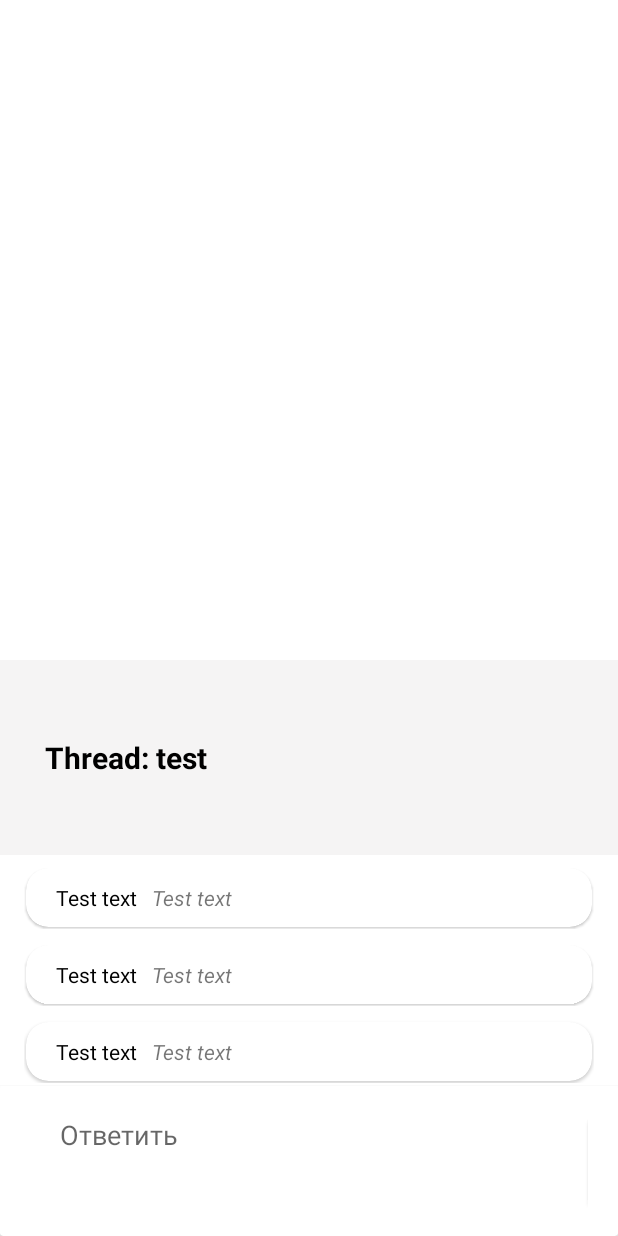
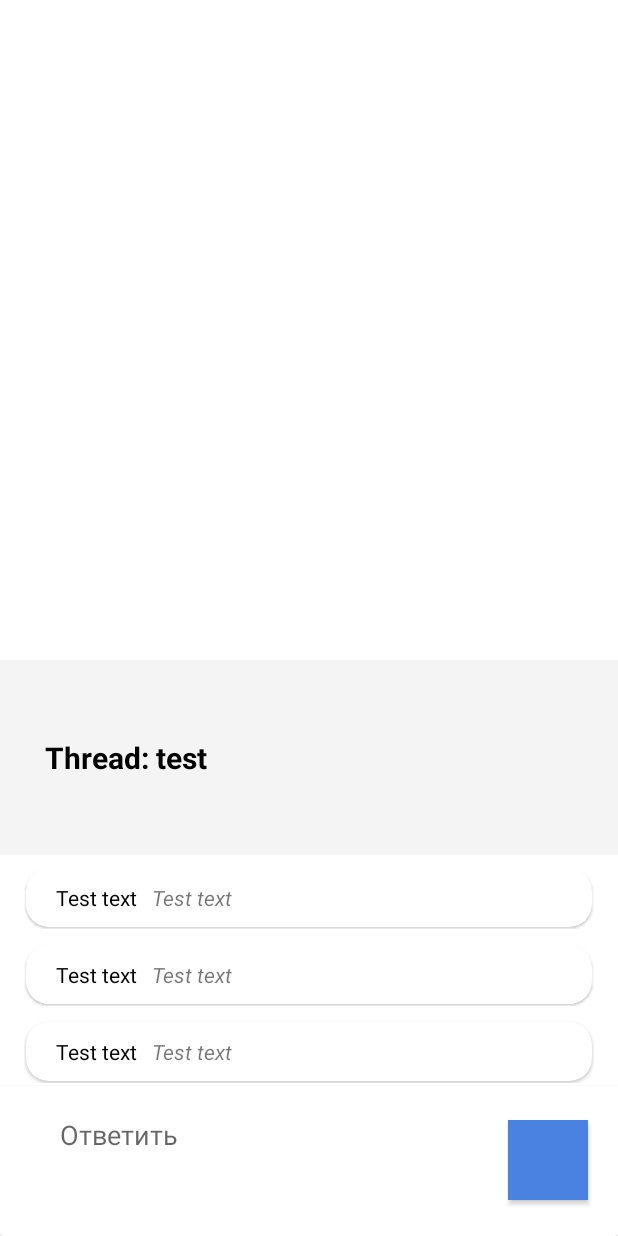
Before and after one commit to AIResClub/icton-site-mobile-app, an Android app: the layout answer_ict_question_fragment.xml on its own in the app's theme, with its tools: preview values and no code run, on a phone screen of 412 x 824 dp. Run offline under Robolectric (Android 15) with nearby library versions, the phone set to English and light mode, and no system bars.

Commit message:
Button changing

```diff
--- a/app/src/main/res/layout/answer_ict_question_fragment.xml
+++ b/app/src/main/res/layout/answer_ict_question_fragment.xml
@@ -33,22 +33,27 @@
     <androidx.cardview.widget.CardView
         android:layout_width="match_parent"
         android:layout_height="100dp"
+
         >
 
         <LinearLayout
             android:layout_width="match_parent"
             android:layout_height="match_parent"
-            android:layout_marginHorizontal="20dp"
+            android:layout_marginStart="20dp"
+            android:layout_marginEnd="10dp"
             android:orientation="horizontal">
 
     <EditText
         android:id="@+id/answerEt"
-        android:layout_width="match_parent"
+        android:layout_width="wrap_content"
         android:layout_height="match_parent"
         android:hint="@string/answer"
         android:gravity="start"
         android:padding="20dp"
+        android:paddingEnd="220dp"
         android:backgroundTint="@android:color/transparent"/>
+
+
 
             <Button
                 android:id="@+id/enterAnswer"
@@ -56,7 +61,6 @@
                 android:layout_height="53dp"
                 android:layout_marginTop="15dp"
                 android:background="#4982E1"/>
-
         </LinearLayout>
     </androidx.cardview.widget.CardView>
 
```
